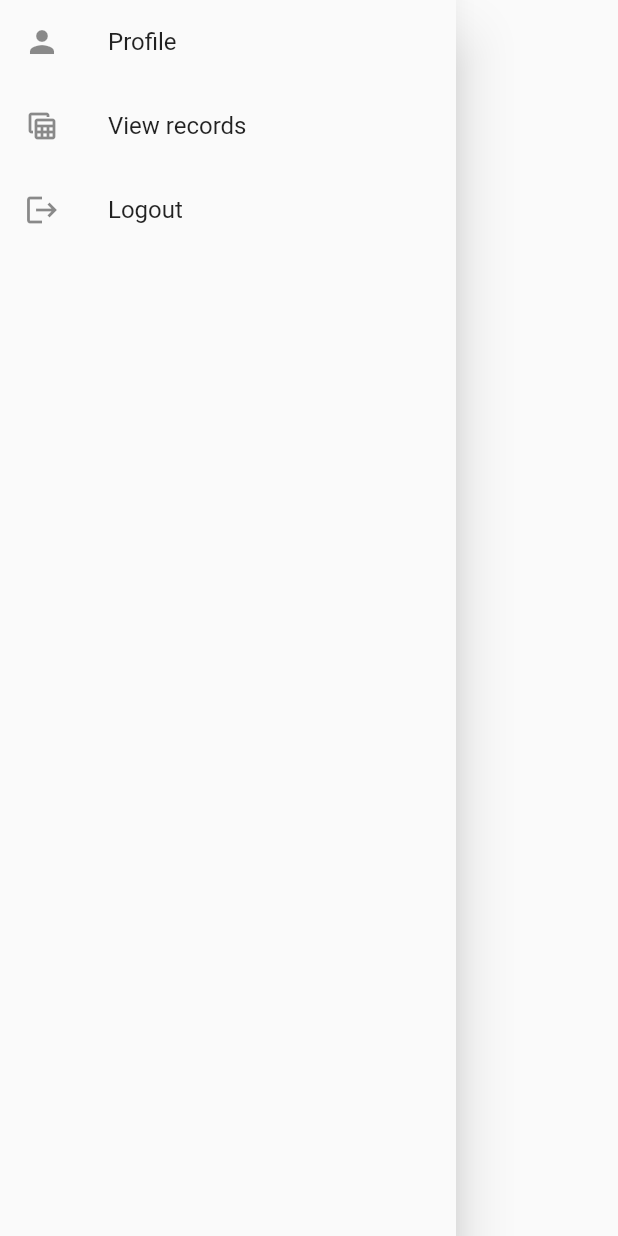
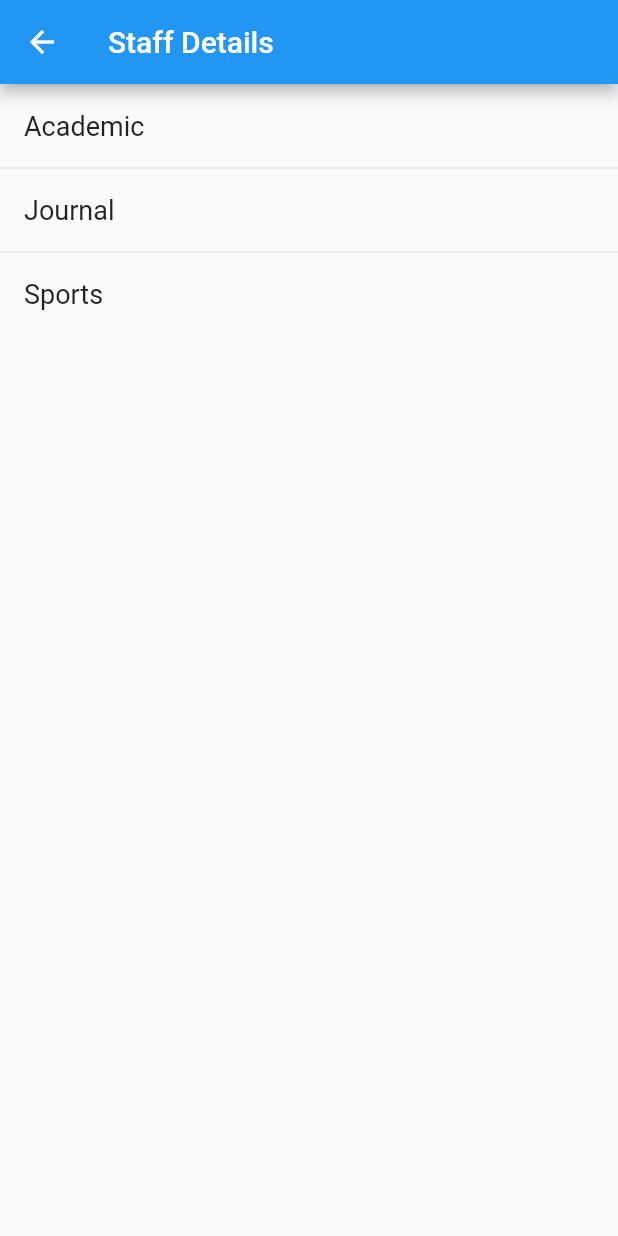
Before and after one commit to prabanjanraja/naac_accreditation_portal, a Flutter app: the Navbar widget shown alone on an empty page, opened directly, after a tap on "View records", on a phone screen of 412 x 824 dp. Run offline on Flutter 3.47's test engine with Material 2 defaults, Android fonts, the phone set to English and light mode, and no system bars; our stand-ins replace cloud_firestore, firebase_auth, flutter_spinkit; accounts and stored records are empty.

Commit message:
view staff details in list view

```diff
--- a/lib/components/inputfield.dart
+++ b/lib/components/inputfield.dart
@@ -4,6 +4,7 @@ Padding textInputField(controller, hint, {password = false}) {
   return Padding(
     padding: EdgeInsets.all(8.0),
     child: TextFormField(
+      readOnly: false,
       obscureText: password,
       validator: (value) {
         if (value.isEmpty) {
--- a/lib/main.dart
+++ b/lib/main.dart
@@ -1,5 +1,6 @@
 import 'package:flutter/material.dart';
 import 'package:flutter/widgets.dart';
+import 'package:naac_accreditation_portal/screens/staffDetails.dart';
 import 'package:naac_accreditation_portal/services/auth.dart';
 import 'package:naac_accreditation_portal/wrapper.dart';
 import 'package:provider/provider.dart';
@@ -19,6 +20,7 @@ class SignUpApp extends StatelessWidget {
               initialData: null,
               child: Wrapper(),
             ),
+        '/view': (context) => DetailsView(),
         '/signin': (context) => SignUpScreen(),
         '/welcome': (context) => HomePage(),
       },
--- a/lib/nav-bar.dart
+++ b/lib/nav-bar.dart
@@ -18,7 +18,9 @@ class Navbar extends StatelessWidget {
           ListTile(
             leading: Icon(Icons.table_view),
             title: Text('View records'),
-            onTap: () {},
+            onTap: () {
+              Navigator.of(context).pushNamed('/view');
+            },
           ),
           Column(
             mainAxisAlignment: MainAxisAlignment.end,
--- /dev/null
+++ b/lib/public/data.dart
@@ -0,0 +1,10 @@
+import 'package:flutter/material.dart';
+import 'package:naac_accreditation_portal/models/User.dart';
+
+List<String> staffDetails = [
+  'Academic',
+  'Journal',
+  'Sports',
+];
+
+final biggerFont = TextStyle(fontSize: 18.0);
--- /dev/null
+++ b/lib/screens/staffDetails.dart
@@ -0,0 +1,26 @@
+import 'package:flutter/material.dart';
+import 'package:naac_accreditation_portal/public/data.dart';
+
+class DetailsView extends StatelessWidget {
+  final tiles = staffDetails.map(
+    (e) => ListTile(
+        title: Text(
+      e,
+      style: biggerFont,
+    )),
+  );
+
+  @override
+  Widget build(BuildContext context) {
+    final divided = ListTile.divideTiles(
+      context: context,
+      tiles: tiles,
+    ).toList();
+    return Scaffold(
+      appBar: AppBar(
+        title: Text('Staff Details'),
+      ),
+      body: ListView(children: divided),
+    );
+  }
+}
```
Also changed, not shown: lib/PersonalDetails.dart (+46 -11 lines), lib/screens/academicDetails.dart (added, +8 -0 lines).
